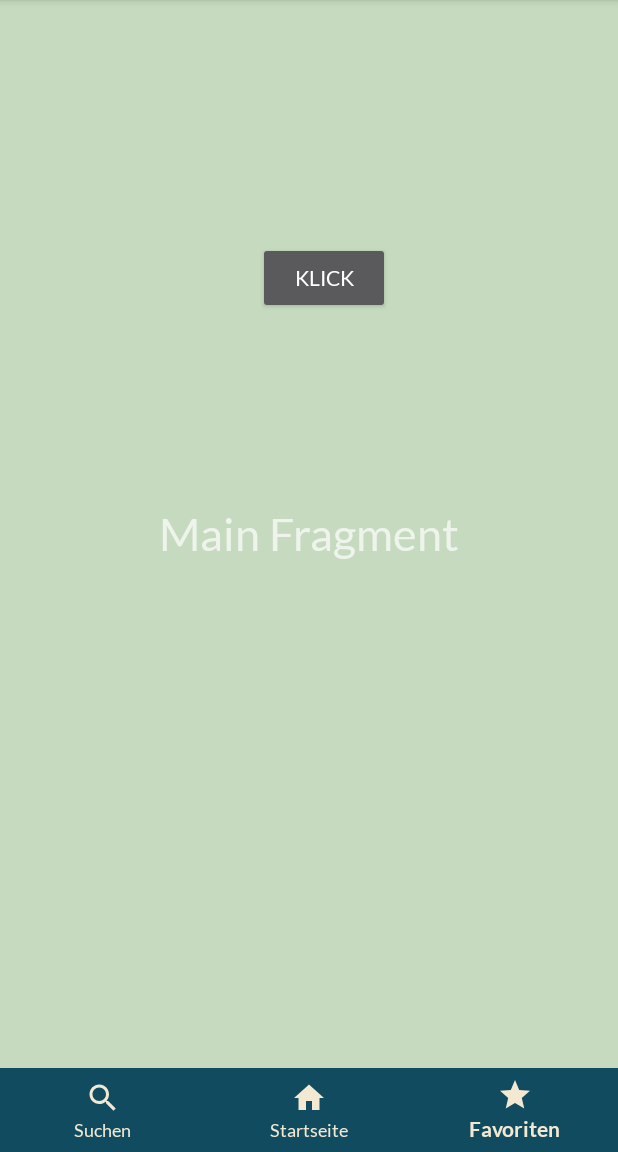
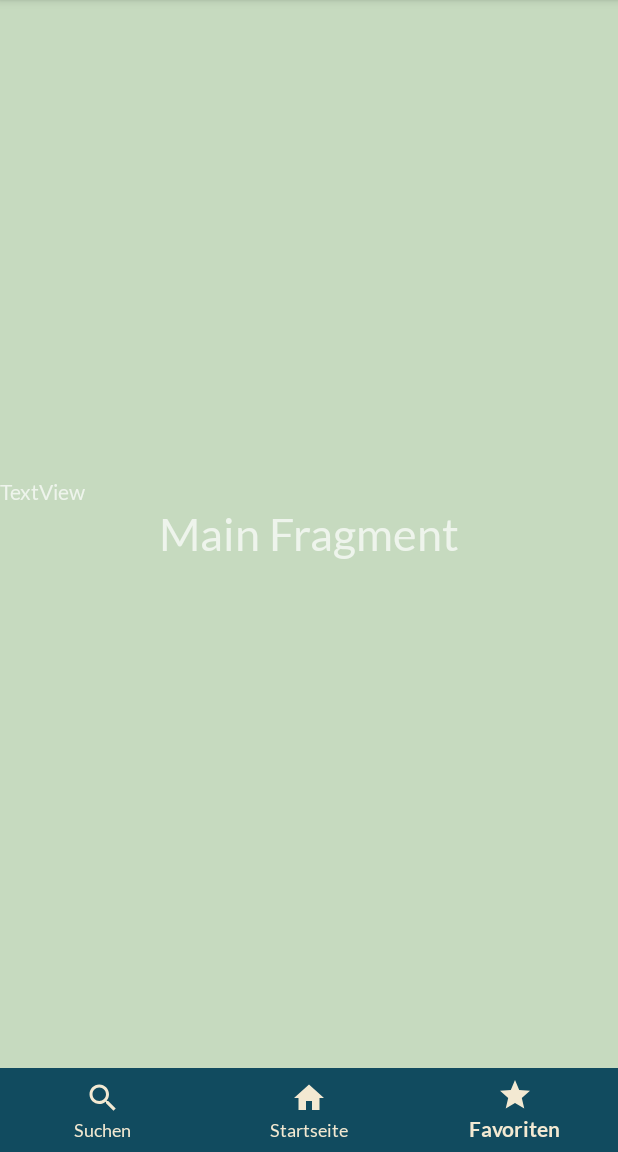
Before and after one commit to LisaEhmann/veganadvisor, an Android app: the screen it shows after launch (MainActivity), item 3 of the bottom bar chosen, on a phone screen of 412 x 824 dp, the part 84-1236 px from its top. Run offline under Robolectric (Android 15) with nearby library versions, the phone set to English and light mode, and no system bars; our stand-ins replace Firebase (no records; nobody signed in at launch, a user with empty details on screens opened directly); 1 statement that could not run was skipped.

Commit message:
content.xml erstellt. drawable contents erstellt.

```diff
--- a/app/src/main/java/com/example/veganadvisor/HomeFragment.java
+++ b/app/src/main/java/com/example/veganadvisor/HomeFragment.java
@@ -12,7 +12,11 @@ import androidx.fragment.app.Fragment;
 public class HomeFragment extends Fragment {
     @Nullable
     @Override
+
+
+
     public View onCreateView(@NonNull LayoutInflater inflater, @Nullable ViewGroup container, @Nullable Bundle savedInstanceState) {
+
         return inflater.inflate(R.layout.fragment_home, container, false);
     }
 }
--- a/app/src/main/res/layout/fragment_favoriten.xml
+++ b/app/src/main/res/layout/fragment_favoriten.xml
@@ -1,26 +1,17 @@
 <?xml version="1.0" encoding="utf-8"?>
-<RelativeLayout xmlns:android="http://schemas.android.com/apk/res/android"
+<LinearLayout xmlns:android="http://schemas.android.com/apk/res/android"
+    xmlns:app="http://schemas.android.com/apk/res-auto"
+    xmlns:tools="http://schemas.android.com/tools"
     android:layout_width="match_parent"
     android:layout_height="match_parent"
     android:background="@color/grün_hell"
+    android:gravity="center"
+    android:orientation="vertical"
     android:visibility="visible">
 
     <TextView
-        android:id="@+id/example"
-        android:layout_width="wrap_content"
+        android:id="@+id/textView"
+        android:layout_width="match_parent"
         android:layout_height="wrap_content"
-        android:layout_centerInParent="true"
-        android:textSize="30dp" />
-
-    <Button
-        android:id="@+id/button"
-        android:layout_width="wrap_content"
-        android:layout_height="wrap_content"
-        android:layout_alignParentStart="true"
-        android:layout_alignParentTop="true"
-        android:layout_marginStart="172dp"
-        android:layout_marginTop="217dp"
-        android:onClick="onButtonClicked"
-        android:text="Klick" />
-
-</RelativeLayout>
+        android:text="TextView" />
+</LinearLayout>
```
Also changed, not shown: app/src/main/java/com/example/veganadvisor/FavoritesFragment.java (+10 -4 lines), app/src/main/res/drawable/round_button.xml (added, +8 -0 lines), app/src/main/res/drawable/rounded_eierfarbe.xml (added, +11 -0 lines), app/src/main/res/drawable/rounded_green_light.xml (added, +9 -0 lines), app/src/main/res/drawable/rounded_grey.xml (added, +7 -0 lines), app/src/main/res/layout/content.xml (added, +61 -0 lines), app/src/main/ic_pencil_content_btn-playstore.png (added).
